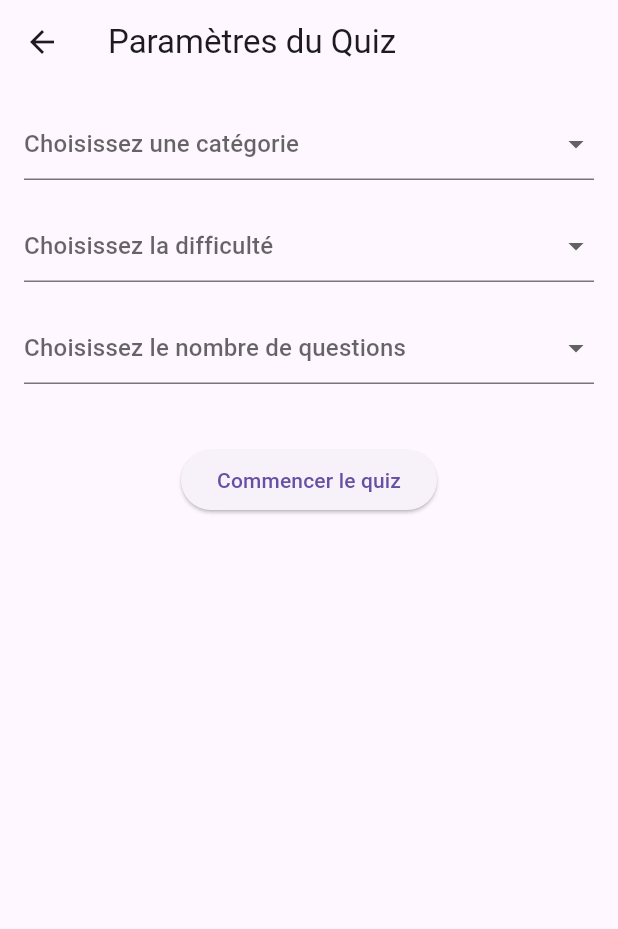
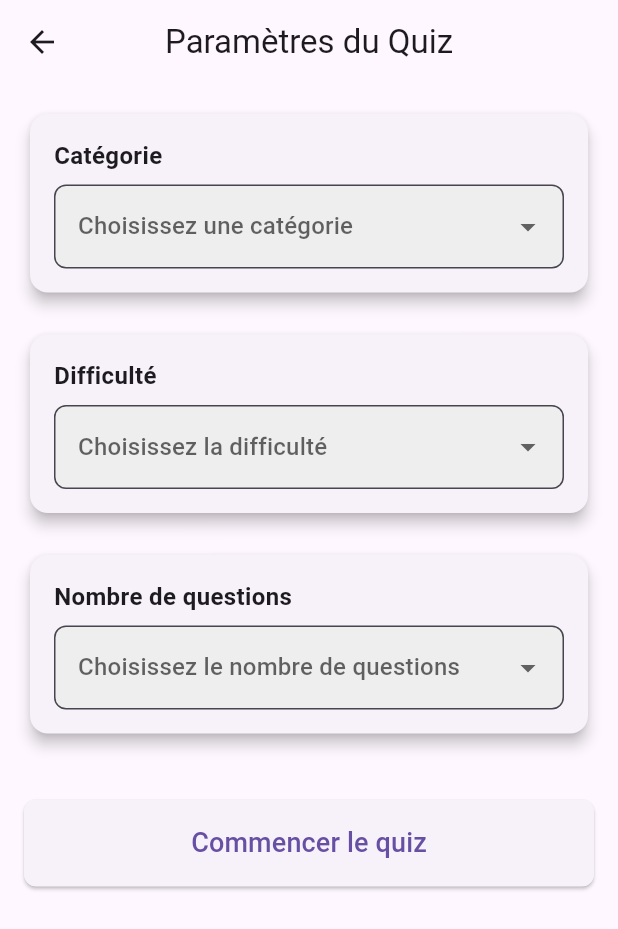
Before and after one commit to tounektimohamed/quiz_flutter, a Flutter app: the QuizSettingsScreen screen opened directly, on a phone screen of 412 x 824 dp. Shown: the top 929 px of the screen. Run offline on Flutter 3.47's test engine with Material 3 defaults, Android fonts, the phone set to English and light mode, and no system bars; our stand-ins replace flutter_animate, flutter_local_notifications, shared_preferences, timezone; accounts and stored records are empty.

Commit message:
first commit

```diff
--- a/lib/screens/quiz_settings_screen.dart
+++ b/lib/screens/quiz_settings_screen.dart
@@ -30,14 +30,35 @@ class _QuizSettingsScreenState extends State<QuizSettingsScreen> {
     return Scaffold(
       appBar: AppBar(
         title: const Text('Paramètres du Quiz'),
+        centerTitle: true,
       ),
       body: Padding(
         padding: const EdgeInsets.all(16.0),
         child: Column(
+          crossAxisAlignment: CrossAxisAlignment.stretch,
           children: [
             // Sélection de la catégorie
+            Card(
+              elevation: 4,
+              child: Padding(
+                padding: const EdgeInsets.all(16.0),
+                child: Column(
+                  crossAxisAlignment: CrossAxisAlignment.start,
+                  children: [
+                    const Text(
+                      'Catégorie',
+                      style: TextStyle(fontSize: 16, fontWeight: FontWeight.bold),
+                    ),
+                    const SizedBox(height: 8),
                     DropdownButtonFormField<String>(
                       value: selectedCategory,
+                      decoration: InputDecoration(
+                        border: OutlineInputBorder(
+                          borderRadius: BorderRadius.circular(8),
+                        ),
+                        filled: true,
+                        fillColor: Colors.grey[200],
+                      ),
                       hint: const Text('Choisissez une catégorie'),
                       items: categories.map((category) {
                         return DropdownMenuItem(
@@ -51,11 +72,34 @@ class _QuizSettingsScreenState extends State<QuizSettingsScreen> {
                         });
                       },
                     ),
+                  ],
+                ),
+              ),
+            ),
             const SizedBox(height: 20),
 
             // Sélection de la difficulté
+            Card(
+              elevation: 4,
+              child: Padding(
+                padding: const EdgeInsets.all(16.0),
+                child: Column(
+                  crossAxisAlignment: CrossAxisAlignment.start,
+                  children: [
+                    const Text(
+                      'Difficulté',
+                      style: TextStyle(fontSize: 16, fontWeight: FontWeight.bold),
+                    ),
+                    const SizedBox(height: 8),
                     DropdownButtonFormField<String>(
                       value: selectedDifficulty,
+                      decoration: InputDecoration(
+                        border: OutlineInputBorder(
+                          borderRadius: BorderRadius.circular(8),
+                        ),
+                        filled: true,
+                        fillColor: Colors.grey[200],
+                      ),
                       hint: const Text('Choisissez la difficulté'),
                       items: difficulties.map((difficulty) {
                         return DropdownMenuItem(
@@ -69,11 +113,34 @@ class _QuizSettingsScreenState extends State<QuizSettingsScreen> {
                         });
                       },
                     ),
+                  ],
+                ),
+              ),
+            ),
             const SizedBox(height: 20),
 
             // Sélection du nombre de questions
+            Card(
+              elevation: 4,
+              child: Padding(
+                padding: const EdgeInsets.all(16.0),
+                child: Column(
+                  crossAxisAlignment: CrossAxisAlignment.start,
+                  children: [
+                    const Text(
+                      'Nombre de questions',
+                      style: TextStyle(fontSize: 16, fontWeight: FontWeight.bold),
+                    ),
+                    const SizedBox(height: 8),
                     DropdownButtonFormField<int>(
                       value: selectedNumberOfQuestions,
+                      decoration: InputDecoration(
+                        border: OutlineInputBorder(
+                          borderRadius: BorderRadius.circular(8),
+                        ),
+                        filled: true,
+                        fillColor: Colors.grey[200],
+                      ),
                       hint: const Text('Choisissez le nombre de questions'),
                       items: numberOfQuestions.map((number) {
                         return DropdownMenuItem(
@@ -86,6 +153,10 @@ class _QuizSettingsScreenState extends State<QuizSettingsScreen> {
                           selectedNumberOfQuestions = value;
                         });
                       },
+                    ),
+                  ],
+                ),
+              ),
             ),
             const SizedBox(height: 40),
 
@@ -109,11 +180,21 @@ class _QuizSettingsScreenState extends State<QuizSettingsScreen> {
                   ScaffoldMessenger.of(context).showSnackBar(
                     const SnackBar(
                       content: Text('Veuillez sélectionner tous les paramètres.'),
+                      backgroundColor: Colors.red,
                     ),
                   );
                 }
               },
-              child: const Text('Commencer le quiz'),
+              style: ElevatedButton.styleFrom(
+                padding: const EdgeInsets.symmetric(vertical: 16),
+                shape: RoundedRectangleBorder(
+                  borderRadius: BorderRadius.circular(8),
+                ),
+              ),
+              child: const Text(
+                'Commencer le quiz',
+                style: TextStyle(fontSize: 18),
+              ),
             ),
           ],
         ),
```
Also changed, not shown: 3 other files. Lines whose indentation alone changed are shown as unchanged.
